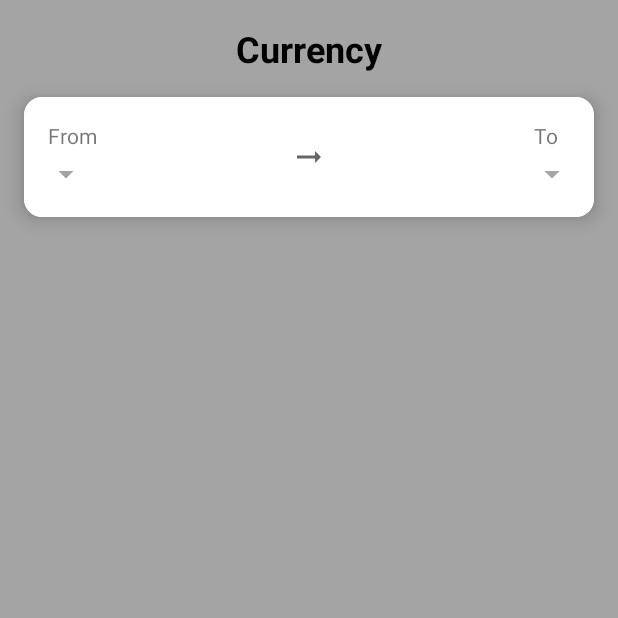
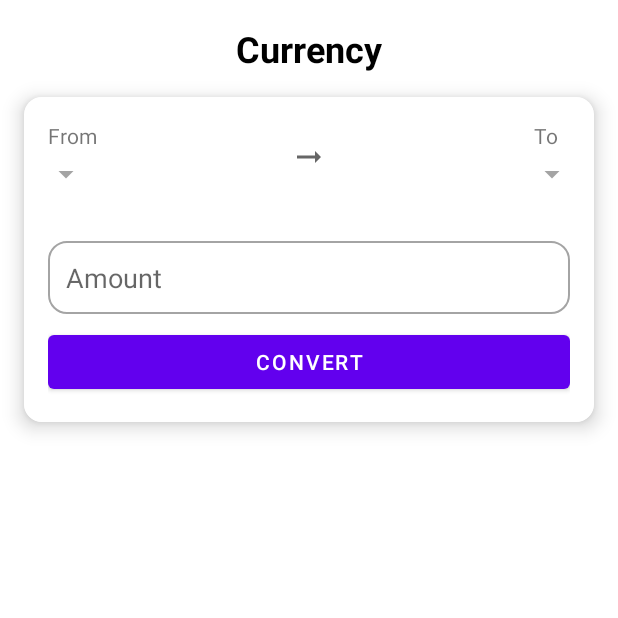
Before and after one commit to jonathandarwin/kotlin-currency, an Android app: the screen it shows after launch (MainActivity), on a phone screen of 412 x 824 dp, the top half of it. Run offline under Robolectric (Android 15) with nearby library versions, the phone set to English and light mode, and no system bars; our stand-ins replace Dagger/Hilt's generated code, data binding.

Commit message:
finishing card layout

```diff
--- /dev/null
+++ b/app/src/main/res/drawable/bg_edit_text.xml
@@ -0,0 +1,9 @@
+<?xml version="1.0" encoding="utf-8"?>
+<shape xmlns:android="http://schemas.android.com/apk/res/android"
+    android:shape="rectangle">
+
+    <stroke android:color="@color/divider"
+        android:width="1dp"/>
+
+    <corners android:radius="12dp"/>
+</shape>
--- a/app/src/main/res/layout/home_fragment.xml
+++ b/app/src/main/res/layout/home_fragment.xml
@@ -10,7 +10,6 @@
     <androidx.constraintlayout.widget.ConstraintLayout
         android:layout_width="match_parent"
         android:layout_height="match_parent"
-        android:background="@color/divider"
         >
 
         <TextView
@@ -103,6 +102,30 @@
                     app:layout_constraintTop_toBottomOf="@id/tvToLabel"
                     />
 
+                <EditText
+                    android:id="@+id/etAmount"
+                    android:layout_width="0dp"
+                    android:layout_height="wrap_content"
+                    android:layout_marginTop="32dp"
+                    android:hint="@string/amount"
+                    android:background="@drawable/bg_edit_text"
+                    android:padding="12dp"
+                    android:inputType="number"
+                    app:layout_constraintLeft_toLeftOf="@id/tvFromLabel"
+                    app:layout_constraintRight_toRightOf="@id/tvTo"
+                    app:layout_constraintTop_toBottomOf="@id/tvFrom"
+                    />
+
+                <Button
+                    android:id="@+id/btnConvert"
+                    android:layout_width="0dp"
+                    android:layout_height="wrap_content"
+                    android:text="@string/convert"
+                    android:layout_marginTop="8dp"
+                    app:layout_constraintTop_toBottomOf="@id/etAmount"
+                    app:layout_constraintLeft_toLeftOf="@id/etAmount"
+                    app:layout_constraintRight_toRightOf="@id/etAmount"
+                    />
             </androidx.constraintlayout.widget.ConstraintLayout>
 
         </androidx.cardview.widget.CardView>
--- a/app/src/main/res/values/strings.xml
+++ b/app/src/main/res/values/strings.xml
@@ -3,5 +3,6 @@
 
     <string name="from">From</string>
     <string name="to">To</string>
-    <string name="convert">To</string>
+    <string name="amount">Amount</string>
+    <string name="convert">Convert</string>
 </resources>
```
